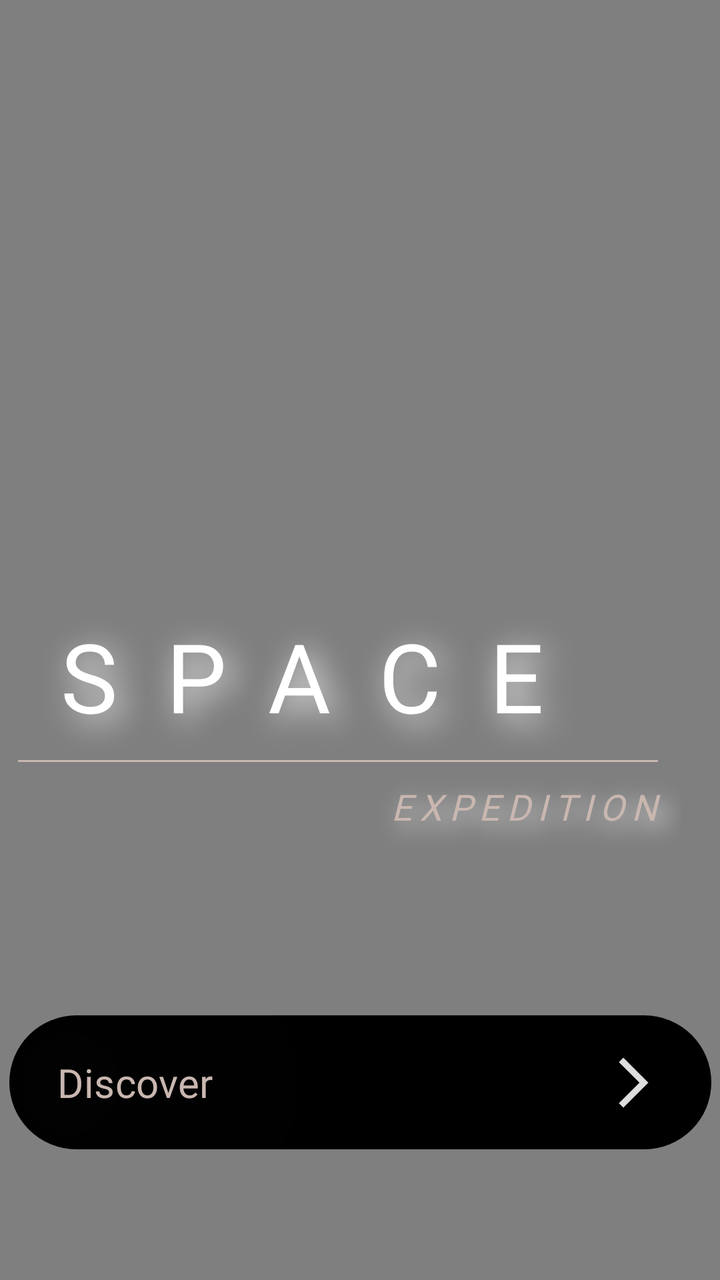
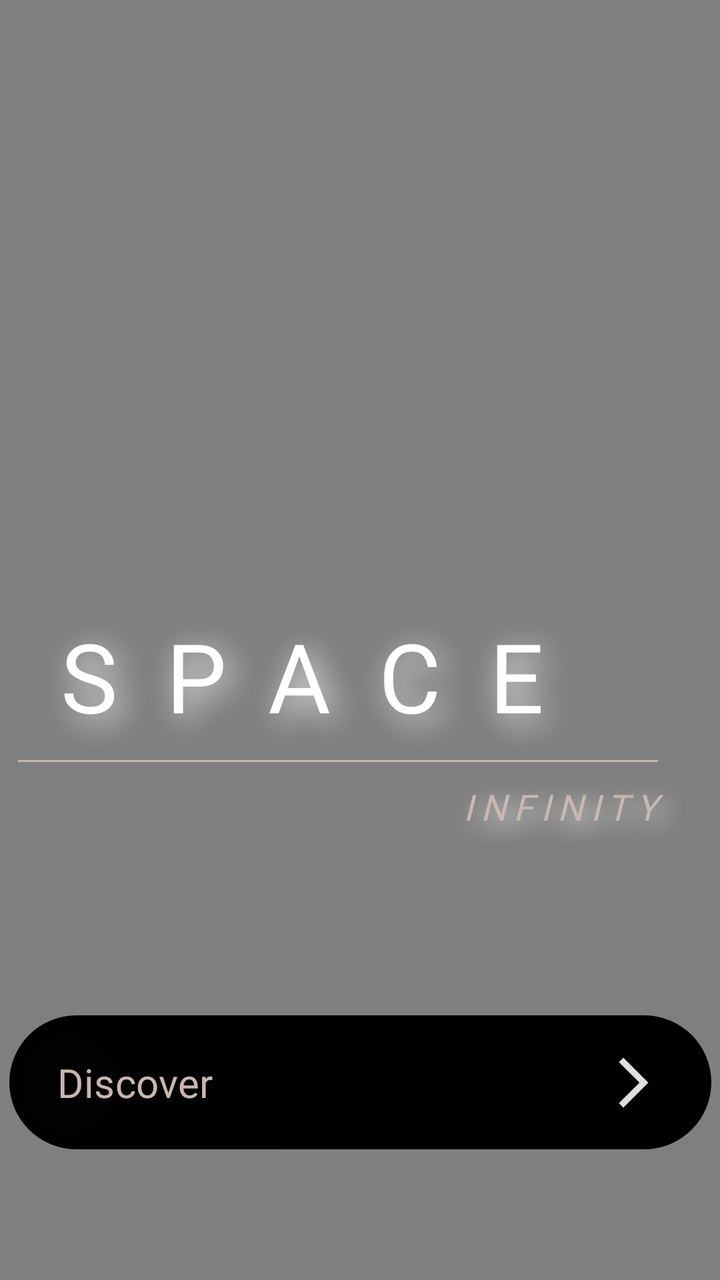

Compare the two renders of this Android layout. The source of the first and the diff that turns it into the second are given below.
<!-- AndroidManifest.xml: application theme Theme.Flow -->
<!-- res/layout/activity_discover.xml -->
<?xml version="1.0" encoding="utf-8"?>
<androidx.constraintlayout.widget.ConstraintLayout xmlns:android="http://schemas.android.com/apk/res/android"
    xmlns:app="http://schemas.android.com/apk/res-auto"
    xmlns:tools="http://schemas.android.com/tools"
    android:id="@+id/main"
    android:layout_width="match_parent"
    android:layout_height="match_parent"
    android:background="@color/black"
    tools:context=".DiscoverActivity">

    <VideoView
        android:id="@+id/videoView"
        android:layout_width="0dp"
        android:layout_height="wrap_content"
        app:layout_constraintBottom_toBottomOf="parent"
        app:layout_constraintEnd_toEndOf="parent"
        app:layout_constraintHorizontal_bias="0.0"
        app:layout_constraintStart_toStartOf="parent"
        app:layout_constraintTop_toTopOf="parent"
        app:layout_constraintVertical_bias="0.0" />

    <TextView
        android:id="@+id/textView2"
        android:layout_width="408dp"
        android:layout_height="56dp"
        android:layout_marginEnd="20dp"
        android:background="#001A1917"
        android:backgroundTint="@null"
        android:fontFamily="@font/poppins_extralight"
        android:letterSpacing="0.2"
        android:padding="10sp"
        android:shadowColor="#FFFFFF"
        android:shadowDx="10"
        android:shadowDy="10"
        android:shadowRadius="30"
        android:text="EXPEDITION"
        android:textAlignment="viewEnd"
        android:textColor="@color/goldyellowThird"
        android:textColorLink="@color/goldyellowThird"
        android:textSize="18sp"
        android:textStyle="italic"
        app:layout_constraintEnd_toEndOf="parent"
        app:layout_constraintHorizontal_bias="1.0"
        app:layout_constraintStart_toStartOf="parent"
        app:layout_constraintTop_toBottomOf="@+id/view" />

    <TextView
        android:id="@+id/textView"
        android:layout_width="wrap_content"
        android:layout_height="wrap_content"
        android:layout_marginBottom="260dp"
        android:background="#00FFFEFB"
        android:backgroundTint="@null"
        android:fontFamily="@font/roboto"
        android:letterSpacing="0.5"
        android:padding="10sp"
        android:shadowColor="#FFFFFF"
        android:shadowDx="10"
        android:shadowDy="10"
        android:shadowRadius="40"
        android:text="SPACE"
        android:textColor="#FFFFFF"
        android:textColorLink="#FFFFFF"
        android:textSize="48sp"
        app:layout_constraintBottom_toBottomOf="parent"
        app:layout_constraintEnd_toEndOf="parent"
        app:layout_constraintHorizontal_bias="0.114"
        app:layout_constraintStart_toStartOf="parent" />

    <View
        android:id="@+id/view"
        android:layout_width="320dp"
        android:layout_height="1dp"
        android:layout_marginStart="60dp"
        android:layout_marginEnd="31dp"
        android:background="@color/goldyellowThird"
        app:layout_constraintEnd_toEndOf="parent"
        app:layout_constraintHorizontal_bias="1.0"
        app:layout_constraintStart_toStartOf="parent"
        app:layout_constraintTop_toBottomOf="@+id/textView" />

    <Button
        android:id="@+id/btnGoToHome"
        android:layout_width="351dp"
        android:layout_height="75dp"
        android:layout_marginTop="48dp"
        android:layout_marginBottom="40dp"
        android:fontFamily="@font/poppins_extralight"
        android:shadowColor="#FFFFFF"
        android:shadowDx="0"
        android:shadowDy="0"
        android:shadowRadius="200"
        android:text="Discover"
        android:textAlignment="viewStart"
        android:textColor="@color/goldyellowThird"
        android:textColorHighlight="@color/goldyellowThird"
        android:textColorHint="@color/goldyellowThird"
        android:textColorLink="@color/goldyellowThird"
        android:textSize="20sp"
        app:backgroundTint="@null"
        app:layout_constraintBottom_toBottomOf="parent"
        app:layout_constraintEnd_toEndOf="parent"
        app:layout_constraintStart_toStartOf="parent"
        app:layout_constraintTop_toBottomOf="@+id/textView2"
        app:layout_constraintVertical_bias="0.469" />

    <ImageView
        android:id="@+id/imageViewDiscoverArrow"
        android:layout_width="30dp"
        android:layout_height="30dp"
        android:layout_marginEnd="24dp"
        app:layout_constraintBottom_toBottomOf="@+id/btnGoToHome"
        app:layout_constraintEnd_toEndOf="@+id/btnGoToHome"
        app:layout_constraintTop_toTopOf="@+id/btnGoToHome"
        app:srcCompat="@drawable/baseline_arrow_forward_ios_24" />

</androidx.constraintlayout.widget.ConstraintLayout>
<!-- resources referenced by this layout -->
<resources>
  <color name="black">#FF000000</color>
  <color name="goldyellowThird">#C9B7B0</color>
  <!-- drawable baseline_arrow_forward_ios_24 (drawable) -->
  <vector xmlns:android="http://schemas.android.com/apk/res/android" android:autoMirrored="true" android:height="24dp" android:tint="#DEDEDE" android:viewportHeight="24" android:viewportWidth="24" android:width="24dp">
        
      <path android:fillColor="@android:color/white" android:pathData="M6.23,20.23l1.77,1.77l10,-10l-10,-10l-1.77,1.77l8.23,8.23z"/>
      
  </vector>
  <style name="Theme.Flow" parent="Theme.Material3.DayNight.NoActionBar">
          
          <item name="android:statusBarColor">@android:color/transparent</item>
          
          <item name="android:navigationBarColor">@android:color/transparent</item>
          
  
          <item name="android:editTextColor">@android:color/white</item>
          <item name="android:textColorHint">@android:color/white</item>
      </style>
</resources>

<!-- the commit's change to res/layout/activity_discover.xml (unified diff, before → after) -->
@@ -33,7 +33,7 @@
         android:shadowDx="10"
         android:shadowDy="10"
         android:shadowRadius="30"
-        android:text="EXPEDITION"
+        android:text="INFINITY"
         android:textAlignment="viewEnd"
         android:textColor="@color/goldyellowThird"
         android:textColorLink="@color/goldyellowThird"
